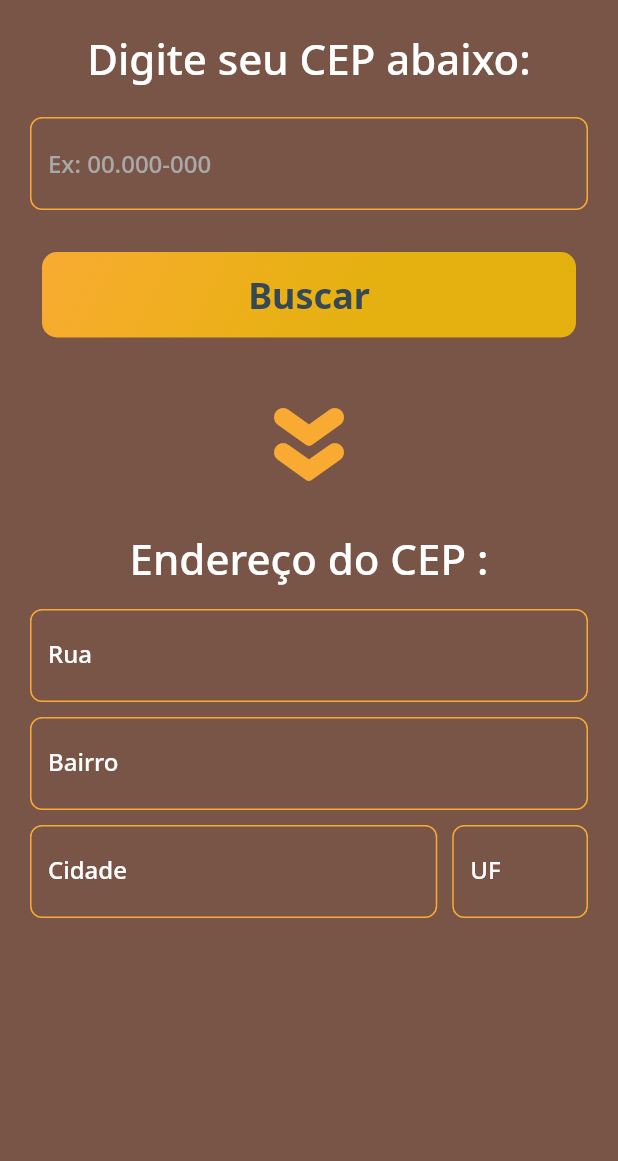
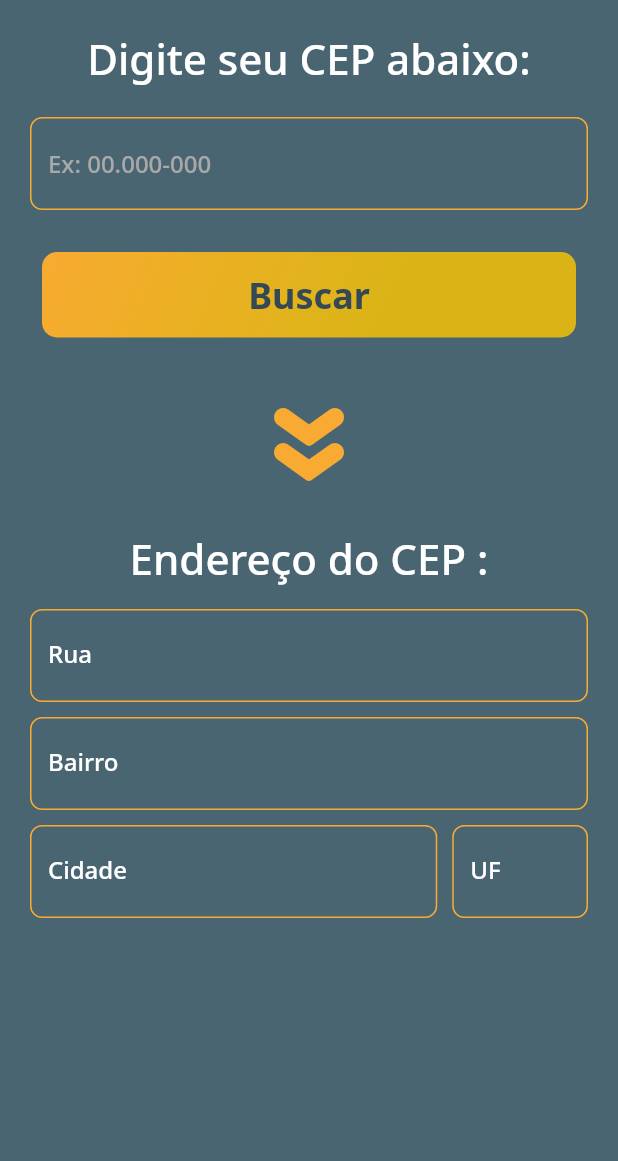
Before and after one commit to TalisTM/busca_cep, a Flutter app: the screen it shows after launch, on a phone screen of 412 x 824 dp, the part 75-1236 px from its top. Run offline on Flutter 3.47's test engine with Material 2 defaults, Android fonts, the phone set to English and light mode, and no system bars; our stand-ins replace google_fonts, mask_text_input_formatter.

Commit message:
voltando a cor normal

```diff
--- a/lib/app/app_colors.dart
+++ b/lib/app/app_colors.dart
@@ -6,7 +6,7 @@ import 'package:flutter/material.dart';
 class AppColors {
 
   static final Color primary = Color(0xFFF9AA33);
-  static final Color secundary = Colors.brown;
+  static final Color secundary = Color(0xFF4A6572);
   static final Color darkGrey = Color(0xFF344955);
   static final Color lightGrey = Color(0xFFA9A9A9);
   static final Color lightYellow = Color(0xFFFFD700);
```
